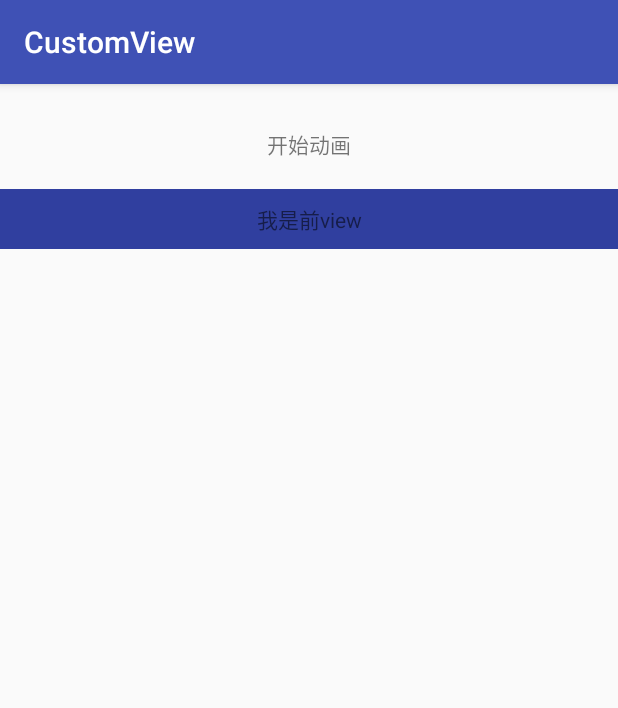
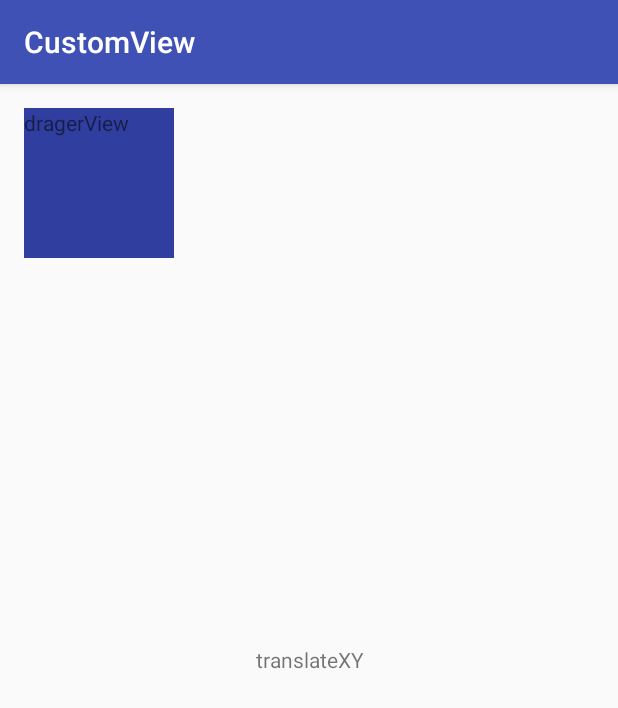
Before and after one commit to feifeixiaoshizi/CustomView, an Android app: the screen it shows after launch (ScrollerActivity before the commit, TestDragerActivity after it), after a tap on "测试动画", on a phone screen of 412 x 824 dp. Shown: the top 708 px of the screen. Run offline under Robolectric (Android 15) with nearby library versions, the phone set to English and light mode, and no system bars.

Commit message:
测试Viewdragerhelper拦截事件问题

```diff
--- a/app/src/main/AndroidManifest.xml
+++ b/app/src/main/AndroidManifest.xml
@@ -22,6 +22,7 @@
         <activity android:name=".AnimatorActivity"/>
         <activity android:name=".EventActivity"/>
         <activity android:name=".ScrollerActivity"/>
+        <activity android:name=".TestDragerActivity"/>
         <activity android:name=".coordinatorlayout.CoordinatorActivity"/>
     </application>
 
--- a/app/src/main/java/com/study/customview/customview/MainActivity.java
+++ b/app/src/main/java/com/study/customview/customview/MainActivity.java
@@ -88,7 +88,7 @@ public class MainActivity extends AppCompatActivity {
             @Override
             public void onClick(View v) {
                 //Intent intent = new Intent(MainActivity.this,AnimatorActivity.class);
-                Intent intent = new Intent(MainActivity.this,ScrollerActivity.class);
+                Intent intent = new Intent(MainActivity.this,TestDragerActivity.class);
                 startActivity(intent);
             }
         });
--- /dev/null
+++ b/app/src/main/java/com/study/customview/customview/TestDragerActivity.java
@@ -0,0 +1,116 @@
+package com.study.customview.customview;
+
+import android.os.Bundle;
+import android.support.v4.view.PagerAdapter;
+import android.support.v4.view.ViewPager;
+import android.support.v7.app.AppCompatActivity;
+import android.view.View;
+import android.view.ViewGroup;
+import android.widget.TextView;
+import android.widget.Toast;
+
+import java.util.ArrayList;
+
+/*
+*
+* detachViewFromParent（） + requestLayout（） = removeView（）
+*
+* detachViewFromParent（） + invalidate（） = 子view的invisible效果，子view不显示了但是占位仍在。
+* */
+public class TestDragerActivity extends AppCompatActivity {
+
+
+    private View view;
+    private ViewPager viewPager;
+    ArrayList<View> viewContainter = new ArrayList<View>();
+
+
+    @Override
+    protected void onCreate(Bundle savedInstanceState) {
+        super.onCreate(savedInstanceState);
+
+        setContentView(R.layout.activity_drager);
+
+        view=findViewById(R.id.tv);
+        viewPager = findViewById(R.id.viewpager);
+        View  textView1 =View.inflate(this,R.layout.viewpager_item,null);
+
+        View view = textView1.findViewById(R.id.translateXY);
+        view.setOnClickListener(new View.OnClickListener() {
+            @Override
+            public void onClick(View v) {
+                Toast.makeText(TestDragerActivity.this,"click",Toast.LENGTH_LONG).show();
+            }
+        });
+
+        View  textView2 =View.inflate(this,R.layout.viewpager_item,null);
+
+        viewContainter.add(textView1);
+        viewContainter.add(textView2);
+        viewPager.setAdapter(new PagerAdapter() {
+
+
+
+            //viewpager中的组件数量
+
+            @Override
+
+            public int getCount() {
+
+                return viewContainter.size();
+
+            }
+
+            //滑动切换的时候销毁当前的组件
+
+            @Override
+
+            public void destroyItem(ViewGroup container, int position,
+
+                                    Object object) {
+
+                ((ViewPager) container).removeView(viewContainter.get(position));
+
+            }
+
+            //每次滑动的时候生成的组件
+
+            @Override
+
+            public Object instantiateItem(ViewGroup container, int position) {
+
+                ((ViewPager) container).addView(viewContainter.get(position));
+
+                return viewContainter.get(position);
+
+            }
+
+
+
+            @Override
+
+            public boolean isViewFromObject(View arg0, Object arg1) {
+
+                return arg0 == arg1;
+
+            }
+
+
+
+        });
+
+
+        view.setOnClickListener(new View.OnClickListener() {
+            @Override
+            public void onClick(View v) {
+                Toast.makeText(TestDragerActivity.this,"onclick",Toast.LENGTH_LONG).show();
+            }
+        });
+
+    }
+
+
+
+
+
+}
--- /dev/null
+++ b/app/src/main/res/layout/activity_drager.xml
@@ -0,0 +1,54 @@
+<?xml version="1.0" encoding="utf-8"?>
+<FrameLayout xmlns:android="http://schemas.android.com/apk/res/android"
+    xmlns:tools="http://schemas.android.com/tools"
+    xmlns:lee="http://schemas.android.com/apk/res-auto"
+    android:id="@+id/activity_main"
+    android:layout_width="match_parent"
+    android:layout_height="match_parent"
+    android:orientation="vertical">
+
+    <RelativeLayout
+        android:layout_marginLeft="20dp"
+        android:layout_marginTop="40dp"
+        android:layout_width="match_parent"
+        android:layout_height="match_parent">
+
+        <TextView
+            android:text="底层"
+            android:id="@+id/tv"
+            android:layout_width="60dp"
+            android:layout_height="60dp" />
+    </RelativeLayout>
+
+    <LinearLayout
+        android:visibility="gone"
+        android:layout_width="match_parent"
+        android:layout_height="match_parent">
+        <TextView
+            android:layout_gravity="center"
+            android:background="@color/colorPrimaryDark"
+            android:text="dragerView"
+            android:layout_width="100dp"
+            android:layout_height="100dp" />
+    </LinearLayout>
+
+    <android.support.v4.view.ViewPager
+        android:id="@+id/viewpager"
+        android:layout_width="match_parent"
+        android:layout_height="match_parent">
+
+    </android.support.v4.view.ViewPager>
+
+    <com.study.customview.customview.viewgroup.TestViewDragerHelper
+        android:visibility="gone"
+        android:layout_width="match_parent"
+        android:layout_height="300dp">
+        <TextView
+            android:background="@color/colorPrimaryDark"
+            android:text="dragerView"
+            android:layout_width="100dp"
+            android:layout_height="100dp" />
+    </com.study.customview.customview.viewgroup.TestViewDragerHelper>
+
+
+</FrameLayout>
--- /dev/null
+++ b/app/src/main/res/layout/viewpager_item.xml
@@ -0,0 +1,38 @@
+<?xml version="1.0" encoding="utf-8"?>
+<FrameLayout xmlns:android="http://schemas.android.com/apk/res/android"
+    xmlns:tools="http://schemas.android.com/tools"
+    android:id="@+id/activity_main"
+    android:layout_width="match_parent"
+    android:layout_height="match_parent"
+    android:paddingBottom="@dimen/activity_vertical_margin"
+    android:paddingLeft="@dimen/activity_horizontal_margin"
+    android:paddingRight="@dimen/activity_horizontal_margin"
+    android:paddingTop="@dimen/activity_vertical_margin"
+    android:orientation="vertical"
+    tools:context="com.study.customview.customview.MainActivity">
+
+
+
+   <TextView
+       android:layout_gravity="center"
+       android:id="@+id/translateXY"
+       android:gravity="center"
+       android:text="translateXY"
+       android:layout_width="match_parent"
+       android:layout_height="match_parent" />
+
+   <com.study.customview.customview.viewgroup.TestViewDragerHelper
+
+       android:layout_width="match_parent"
+       android:layout_height="300dp">
+      <TextView
+          android:background="@color/colorPrimaryDark"
+          android:text="dragerView"
+          android:layout_width="100dp"
+          android:layout_height="100dp" />
+   </com.study.customview.customview.viewgroup.TestViewDragerHelper>
+
+
+
+
+</FrameLayout>
```
Also changed, not shown: app/src/main/java/com/study/customview/customview/surface/MySurfaceView.java (+18 -4 lines), app/src/main/java/com/study/customview/customview/viewgroup/TestViewDragerHelper.java (+50 -4 lines).
